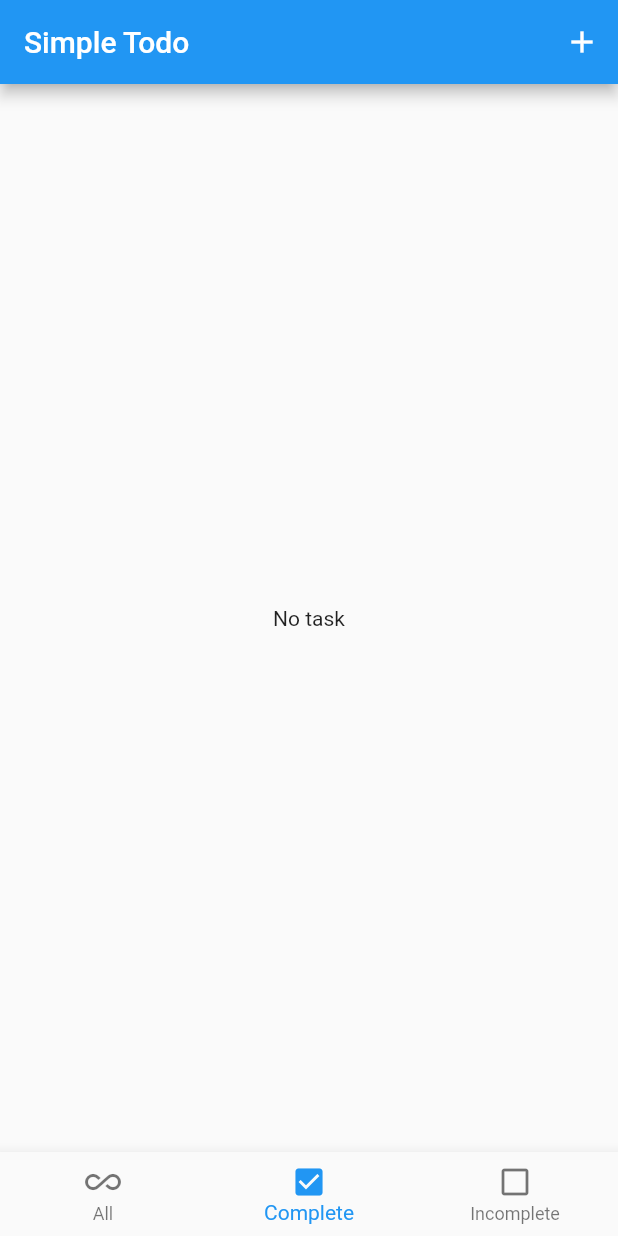
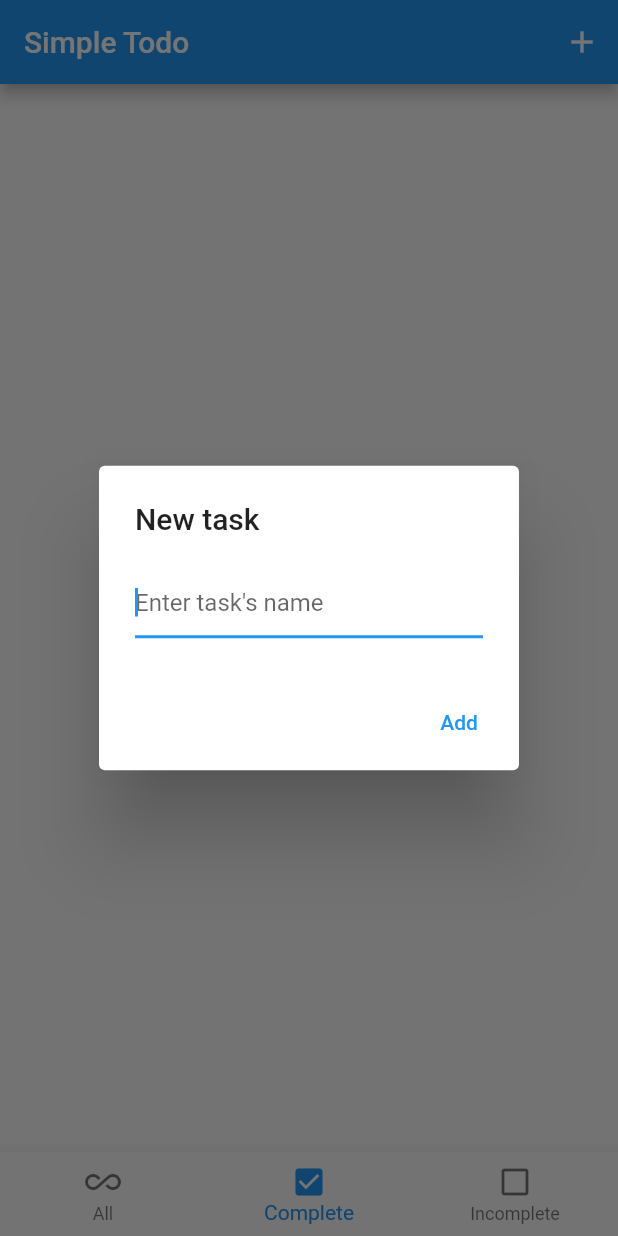
Before and after one commit to vietstone-ng/simple_todo, a Flutter app: the screen it shows after launch, item 2 of the bottom bar chosen, after a tap on the "check box" icon, after a tap on the "add" icon, on a phone screen of 412 x 824 dp. Run offline on Flutter 3.47's test engine with Material 2 defaults, Android fonts, the phone set to English and light mode, and no system bars; our stand-ins replace rxdart.

Commit message:
add task dialog

```diff
--- a/lib/models/task.dart
+++ b/lib/models/task.dart
@@ -6,7 +6,7 @@ class Task {
   final String title;
   final bool completed;
 
-  Task({required this.title, required this.completed}) : id = const Uuid().v4();
+  Task({required this.title, this.completed = false}) : id = const Uuid().v4();
 
   Task._({required this.id, required this.title, required this.completed});
 
--- a/lib/todo_app.dart
+++ b/lib/todo_app.dart
@@ -1,4 +1,7 @@
 import 'package:flutter/material.dart';
+import 'package:provider/provider.dart';
+import 'package:simple_todo/data/todos_local_storage.dart';
+import 'package:simple_todo/domain/todos_service.dart';
 import 'package:simple_todo/ui/home_page.dart';
 
 // Configure servies for the app.
@@ -7,8 +10,9 @@ class TodoApp extends StatelessWidget {
 
   @override
   Widget build(BuildContext context) {
-    return const MaterialApp(
-      home: HomePage(),
+    return Provider(
+      create: (_) => TodosService(storage: TodosLocalStorage()),
+      child: const MaterialApp(home: HomePage()),
     );
   }
 }
--- /dev/null
+++ b/lib/ui/add_task_dialog.dart
@@ -0,0 +1,56 @@
+import 'package:flutter/material.dart';
+import 'package:provider/provider.dart';
+import 'package:simple_todo/domain/todos_service.dart';
+import 'package:simple_todo/models/task.dart';
+
+class AddTaskDialog extends StatefulWidget {
+  const AddTaskDialog({Key? key}) : super(key: key);
+
+  @override
+  State<AddTaskDialog> createState() => _AddTaskDialogState();
+}
+
+class _AddTaskDialogState extends State<AddTaskDialog> {
+  final textEditingController = TextEditingController();
+
+  @override
+  Widget build(BuildContext context) {
+    return AlertDialog(
+      title: const Text('New task'),
+      content: TextField(
+        decoration: const InputDecoration(hintText: 'Enter task\'s name'),
+        autofocus: true,
+        controller: textEditingController,
+      ),
+      actions: <Widget>[
+        TextButton(
+          onPressed: () {
+            Navigator.pop(context);
+
+            final taskName = textEditingController.text;
+            if (taskName.isEmpty) {
+              ScaffoldMessenger.of(context).showSnackBar(
+                const SnackBar(
+                  content: Text('Error! Empty task name.'),
+                  backgroundColor: Colors.redAccent,
+                ),
+              );
+            } else {
+              final todosService =
+                  Provider.of<TodosService>(context, listen: false);
+              final newTask = Task(title: taskName);
+              todosService.addTask(newTask);
+              ScaffoldMessenger.of(context).showSnackBar(
+                SnackBar(
+                  content: Text('Task added: $taskName'),
+                  backgroundColor: Colors.green,
+                ),
+              );
+            }
+          },
+          child: const Text('Add'),
+        ),
+      ],
+    );
+  }
+}
--- a/lib/ui/home_page.dart
+++ b/lib/ui/home_page.dart
@@ -1,14 +1,13 @@
 import 'package:flutter/material.dart';
-import 'package:simple_todo/data/todos_local_storage.dart';
+import 'package:provider/provider.dart';
 import 'package:simple_todo/domain/todos_service.dart';
-import 'package:simple_todo/ui/todos_list_view.dart';
-import 'package:simple_todo/ui/view_models/complete_view_model.dart';
-import 'package:simple_todo/ui/view_models/incomplete_view_model.dart';
-import 'package:simple_todo/ui/view_models/todos_view_model.dart';
+import 'package:simple_todo/ui/add_task_dialog.dart';
+import 'package:simple_todo/ui/todos_list_view/todos_list_view.dart';
+import 'package:simple_todo/ui/todos_list_view/view_models/complete_view_model.dart';
+import 'package:simple_todo/ui/todos_list_view/view_models/incomplete_view_model.dart';
+import 'package:simple_todo/ui/todos_list_view/view_models/todos_view_model.dart';
 
 // The HomePage layouts 3 screens with a bottom navigation bar, and provides Create task UI.
-// TODO: layout
-// TODO: inject view models for screens
 class HomePage extends StatefulWidget {
   const HomePage({Key? key}) : super(key: key);
 
@@ -19,9 +18,6 @@ class HomePage extends StatefulWidget {
 class _HomePageState extends State<HomePage> {
   int _selectedIndex = 0;
 
-  // TODO: move to outside
-  final todosService = TodosService(storage: TodosLocalStorage());
-
   void _onItemTapped(int index) {
     setState(() {
       _selectedIndex = index;
@@ -30,12 +26,17 @@ class _HomePageState extends State<HomePage> {
 
   @override
   Widget build(BuildContext context) {
+    final todosService = Provider.of<TodosService>(context, listen: false);
+
     return Scaffold(
       appBar: AppBar(
         title: const Text('Simple Todo'),
         actions: [
           IconButton(
-            onPressed: () {},
+            onPressed: () => showDialog(
+              context: context,
+              builder: (_) => const AddTaskDialog(),
+            ),
             icon: const Icon(Icons.add),
           ),
         ],
@@ -70,6 +71,7 @@ class _HomePageState extends State<HomePage> {
       body: IndexedStack(
         index: _selectedIndex,
         children: [
+          // TODO: check keys
           TodosListView(
             key: const Key('all-list'),
             viewModel: TodosViewModel(service: todosService),
--- a/lib/ui/todos_list_view.dart
+++ b/lib/ui/todos_list_view/todos_list_view.dart
@@ -1,9 +1,7 @@
 // Layout the todos list view
-// TODO: layout list view
-// TODO: inject model as dependencies
 import 'package:flutter/material.dart';
 import 'package:simple_todo/models/task.dart';
-import 'package:simple_todo/ui/view_models/todos_view_model.dart';
+import 'package:simple_todo/ui/todos_list_view/view_models/todos_view_model.dart';
 
 class TodosListView extends StatelessWidget {
   const TodosListView({Key? key, required this.viewModel}) : super(key: key);
@@ -26,11 +24,13 @@ class TodosListView extends StatelessWidget {
                   viewModel.completeTask(task);
                 }
               },
-              child: Icon(
-                task.completed
+              child: Container(
+                width: 50,
+                height: 50,
+                alignment: Alignment.center,
+                child: Icon(task.completed
                     ? Icons.check_box
-                    : Icons.check_box_outline_blank,
-                size: 50,
+                    : Icons.check_box_outline_blank),
               )),
         );
       },
--- a/lib/ui/view_models/complete_view_model.dart
+++ b/lib/ui/todos_list_view/view_models/complete_view_model.dart
@@ -1,5 +1,5 @@
 import 'package:simple_todo/models/task.dart';
-import 'package:simple_todo/ui/view_models/todos_view_model.dart';
+import 'package:simple_todo/ui/todos_list_view/view_models/todos_view_model.dart';
 
 // ViewModel for Complete screen. This extracts only completed todos from TodosService.
 class CompleteViewModel extends TodosViewModel {
--- a/lib/ui/view_models/incomplete_view_model.dart
+++ b/lib/ui/todos_list_view/view_models/incomplete_view_model.dart
@@ -1,5 +1,5 @@
 import 'package:simple_todo/models/task.dart';
-import 'package:simple_todo/ui/view_models/todos_view_model.dart';
+import 'package:simple_todo/ui/todos_list_view/view_models/todos_view_model.dart';
 
 // // ViewModel for Incomplete screen. This extracts only completed todos from TodosService.
 class IncompleteViewModel extends TodosViewModel {
--- a/pubspec.yaml
+++ b/pubspec.yaml
@@ -14,6 +14,7 @@ dependencies:
   cupertino_icons: ^1.0.2
   rxdart: ^0.27.5
   uuid: ^3.0.6
+  provider: ^6.0.3
 
 dev_dependencies:
   flutter_test:
@@ -21,7 +22,6 @@ dev_dependencies:
   flutter_lints: ^2.0.0
   test: ^1.21.1
   mocktail: ^0.3.0
-  fake_async: ^1.3.0
 
 flutter:
   uses-material-design: true
```
Also changed, not shown: lib/ui/todos_list_view/view_models/todos_view_model.dart (renamed from lib/ui/view_models/todos_view_model.dart), pubspec.lock, 6 other files.
